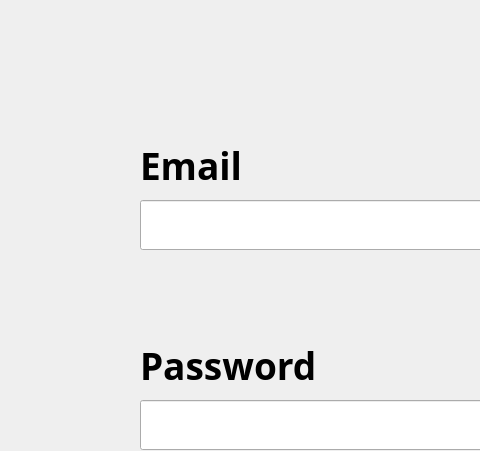
The window that Login.ui (zkammin33/PPE_Expo) describes before a commit, drawn with Qt 5; both pictures show x 110 to 590 and y 0 to 451 of the 1000 by 800 pixel window.
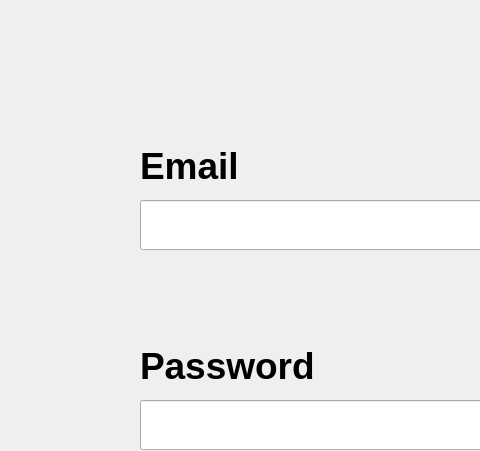
The same window after the commit.

Commit message: Connected create new user button Implemented email and password varification

Diff of the .ui file:
```diff
--- a/Login.ui
+++ b/Login.ui
@@ -64,7 +64,6 @@
    </property>
    <property name="font">
     <font>
-     <family>Arial Black</family>
      <pointsize>28</pointsize>
      <bold>true</bold>
     </font>
@@ -87,7 +86,6 @@
    </property>
    <property name="font">
     <font>
-     <family>Arial Black</family>
      <pointsize>28</pointsize>
      <bold>true</bold>
     </font>
```
Left out of the diff: 4 changed lines with no effect on the pictures. The commit also changes 1 other file.
